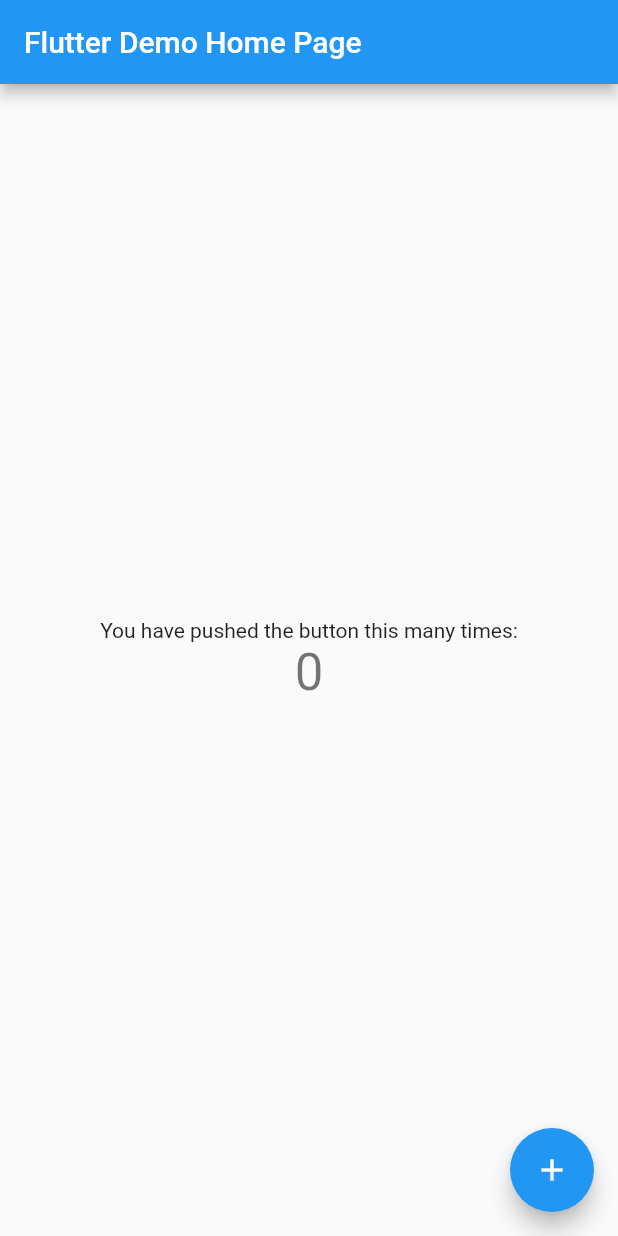
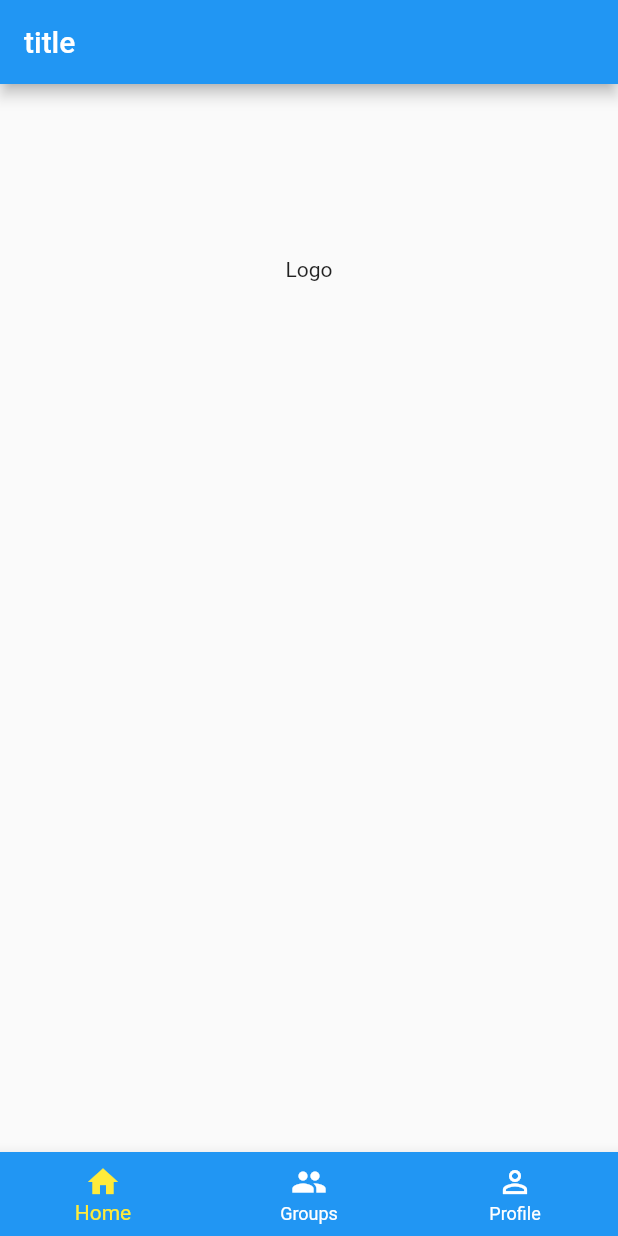
Before and after one commit to WorKey-FinalProject/WorKey-Code, a Flutter app: the screen it shows after launch, on a phone screen of 412 x 824 dp. Run offline on Flutter 3.47's test engine with Material 2 defaults, Android fonts, the phone set to English and light mode, and no system bars.

Commit message:
TabsCompany
Bottom navigation

```diff
--- /dev/null
+++ b/workey/lib/company_account/screens/groups_screen.dart
@@ -0,0 +1,10 @@
+import 'package:flutter/material.dart';
+
+class GroupsScreen extends StatelessWidget {
+  @override
+  Widget build(BuildContext context) {
+    return Center(
+      child: Text('Groups Screen'),
+    );
+  }
+}
--- /dev/null
+++ b/workey/lib/company_account/screens/home_screen.dart
@@ -0,0 +1,18 @@
+import 'package:flutter/material.dart';
+
+import '../widgets/logo.dart';
+
+class HomeScreen extends StatelessWidget {
+  @override
+  Widget build(BuildContext context) {
+    return Column(
+      children: [
+        Container(
+          height: MediaQuery.of(context).size.height * 0.3,
+          child: Logo(),
+        ),
+        //feed widget
+      ],
+    );
+  }
+}
--- /dev/null
+++ b/workey/lib/company_account/screens/profile_screen.dart
@@ -0,0 +1,10 @@
+import 'package:flutter/material.dart';
+
+class ProfileScreen extends StatelessWidget {
+  @override
+  Widget build(BuildContext context) {
+    return Center(
+      child: Text('Profile Screen'),
+    );
+  }
+}
--- /dev/null
+++ b/workey/lib/company_account/screens/tabs_screen.dart
@@ -0,0 +1,57 @@
+import 'package:flutter/material.dart';
+import './groups_screen.dart';
+import './home_screen.dart';
+import './profile_screen.dart';
+
+class TabsScreen extends StatefulWidget {
+  @override
+  _TabsScreenState createState() => _TabsScreenState();
+}
+
+class _TabsScreenState extends State<TabsScreen> {
+  final List<Widget> _pages = [
+    HomeScreen(),
+    GroupsScreen(),
+    ProfileScreen(),
+  ];
+
+  int _selectedPageIndex = 0;
+
+  void _selectPage(int index) {
+    setState(() {
+      _selectedPageIndex = index;
+    });
+  }
+
+  @override
+  Widget build(BuildContext context) {
+    return Scaffold(
+      appBar: AppBar(
+        // Todo - Enter title text
+        title: Text('title'),
+      ),
+      body: _pages[_selectedPageIndex],
+      bottomNavigationBar: BottomNavigationBar(
+        onTap: _selectPage,
+        backgroundColor: Theme.of(context).primaryColor,
+        unselectedItemColor: Colors.white,
+        selectedItemColor: Theme.of(context).accentColor,
+        currentIndex: _selectedPageIndex,
+        items: [
+          BottomNavigationBarItem(
+            icon: Icon(Icons.home),
+            title: Text('Home'),
+          ),
+          BottomNavigationBarItem(
+            icon: Icon(Icons.group),
+            title: Text('Groups'),
+          ),
+          BottomNavigationBarItem(
+            icon: Icon(Icons.perm_identity),
+            title: Text('Profile'),
+          ),
+        ],
+      ),
+    );
+  }
+}
--- /dev/null
+++ b/workey/lib/company_account/widgets/logo.dart
@@ -0,0 +1,10 @@
+import 'package:flutter/material.dart';
+
+class Logo extends StatelessWidget {
+  @override
+  Widget build(BuildContext context) {
+    return Center(
+      child: Text('Logo'),
+    );
+  }
+}
--- a/workey/lib/main.dart
+++ b/workey/lib/main.dart
@@ -1,4 +1,5 @@
 import 'package:flutter/material.dart';
+import './company_account/screens/tabs_screen.dart';
 
 void main() {
   runApp(MyApp());
@@ -11,107 +12,15 @@
     return MaterialApp(
       title: 'Flutter Demo',
       theme: ThemeData(
-        // This is the theme of your application.
-        //
-        // Try running your application with "flutter run". You'll see the
-        // application has a blue toolbar. Then, without quitting the app, try
-        // changing the primarySwatch below to Colors.green and then invoke
-        // "hot reload" (press "r" in the console where you ran "flutter run",
-        // or simply save your changes to "hot reload" in a Flutter IDE).
-        // Notice that the counter didn't reset back to zero; the application
-        // is not restarted.
         primarySwatch: Colors.blue,
-        // This makes the visual density adapt to the platform that you run
-        // the app on. For desktop platforms, the controls will be smaller and
-        // closer together (more dense) than on mobile platforms.
+        accentColor: Colors.yellow,
         visualDensity: VisualDensity.adaptivePlatformDensity,
       ),
-      home: MyHomePage(title: 'Flutter Demo Home Page'),
+      //home:
+      initialRoute: '/',
+      routes: {
+        '/': (ctx) => TabsScreen(),
+      },
     );
   }
 }
-
-class MyHomePage extends StatefulWidget {
-  MyHomePage({Key key, this.title}) : super(key: key);
-
-  // This widget is the home page of your application. It is stateful, meaning
-  // that it has a State object (defined below) that contains fields that affect
-  // how it looks.
-
-  // This class is the configuration for the state. It holds the values (in this
-  // case the title) provided by the parent (in this case the App widget) and
-  // used by the build method of the State. Fields in a Widget subclass are
-  // always marked "final".
-
-  final String title;
-
-  @override
-  _MyHomePageState createState() => _MyHomePageState();
-}
-
-class _MyHomePageState extends State<MyHomePage> {
-  int _counter = 0;
-
-  void _incrementCounter() {
-    setState(() {
-      // This call to setState tells the Flutter framework that something has
-      // changed in this State, which causes it to rerun the build method below
-      // so that the display can reflect the updated values. If we changed
-      // _counter without calling setState(), then the build method would not be
-      // called again, and so nothing would appear to happen.
-      _counter++;
-    });
-  }
-
-  @override
-  Widget build(BuildContext context) {
-    // This method is rerun every time setState is called, for instance as done
-    // by the _incrementCounter method above.
-    //
-    // The Flutter framework has been optimized to make rerunning build methods
-    // fast, so that you can just rebuild anything that needs updating rather
-    // than having to individually change instances of widgets.
-    return Scaffold(
-      appBar: AppBar(
-        // Here we take the value from the MyHomePage object that was created by
-        // the App.build method, and use it to set our appbar title.
-        title: Text(widget.title),
-      ),
-      body: Center(
-        // Center is a layout widget. It takes a single child and positions it
-        // in the middle of the parent.
-        child: Column(
-          // Column is also a layout widget. It takes a list of children and
-          // arranges them vertically. By default, it sizes itself to fit its
-          // children horizontally, and tries to be as tall as its parent.
-          //
-          // Invoke "debug painting" (press "p" in the console, choose the
-          // "Toggle Debug Paint" action from the Flutter Inspector in Android
-          // Studio, or the "Toggle Debug Paint" command in Visual Studio Code)
-          // to see the wireframe for each widget.
-          //
-          // Column has various properties to control how it sizes itself and
-          // how it positions its children. Here we use mainAxisAlignment to
-          // center the children vertically; the main axis here is the vertical
-          // axis because Columns are vertical (the cross axis would be
-          // horizontal).
-          mainAxisAlignment: MainAxisAlignment.center,
-          children: <Widget>[
-            Text(
-              'You have pushed the button this many times:',
-            ),
-            Text(
-              '$_counter',
-              style: Theme.of(context).textTheme.headline4,
-            ),
-          ],
-        ),
-      ),
-      floatingActionButton: FloatingActionButton(
-        onPressed: _incrementCounter,
-        tooltip: 'Increment',
-        child: Icon(Icons.add),
-      ), // This trailing comma makes auto-formatting nicer for build methods.
-    );
-  }
-}
```
